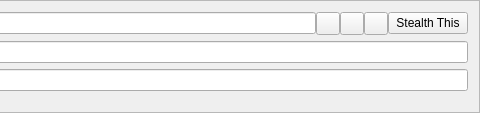
SonicScrew/SonicScrewdriver, file src/qt/forms/sendcoinsentry.ui: the form before one commit; both pictures show x 249 to 729 and y 0 to 113 of the 729 by 113 pixel window.
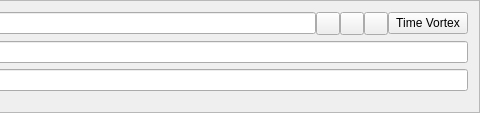
The form after the commit. Icons and pictures are not drawn. Custom widgets are drawn as their Qt base class.

Commit message: Updates to Time Vortex, Updated Checkpoints, Change to POW end Timestamp

```diff
--- a/src/qt/forms/sendcoinsentry.ui
+++ b/src/qt/forms/sendcoinsentry.ui
@@ -102,7 +102,7 @@
      <item>
       <widget class="QPushButton" name="stealthsendButton">
        <property name="text">
-        <string>Stealth This</string>
+        <string>Time Vortex</string>
        </property>
       </widget>
      </item>
```
Left out of the diff: 11 changed lines with no effect on the pictures. The commit also changes 7 other files.
